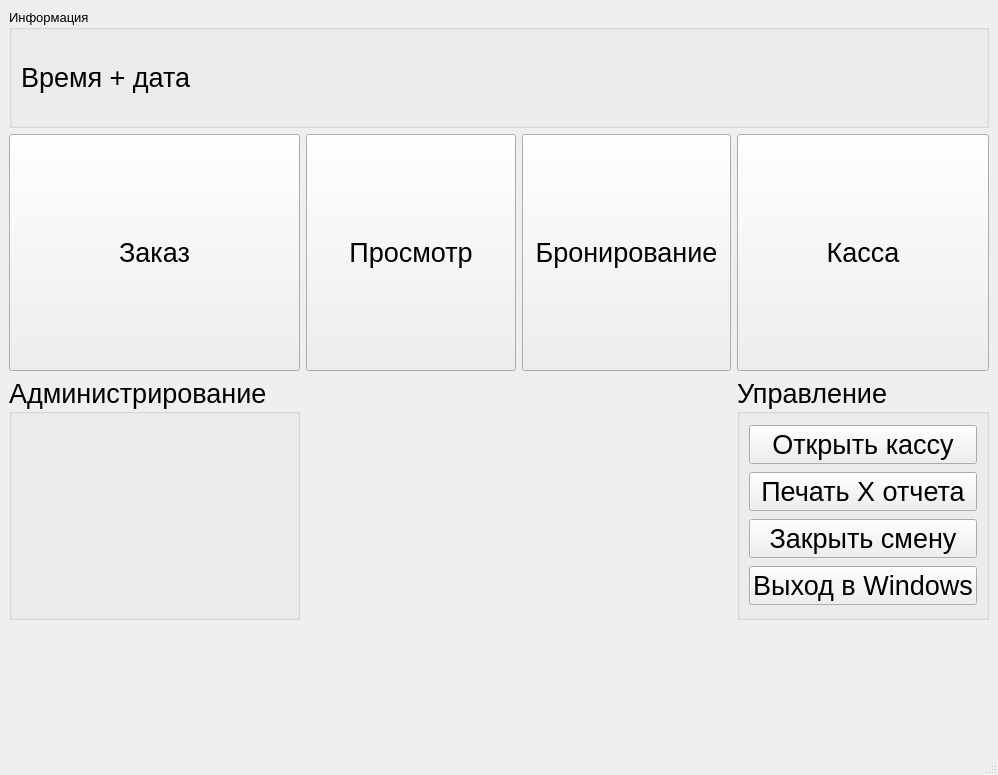
Old version of the form ui/main.ui in the repository DaniilSmirnov/DobroeMesto.
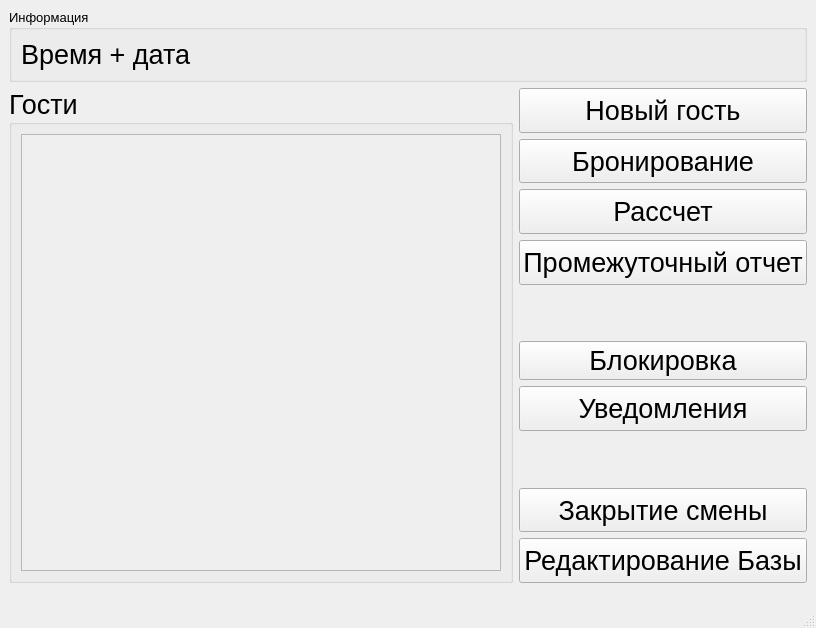
New version of the form.

Commit message: Переделано основное окно

```diff
--- a/ui/main.ui
+++ b/ui/main.ui
@@ -6,8 +6,8 @@
    <rect>
     <x>0</x>
     <y>0</y>
-    <width>998</width>
-    <height>775</height>
+       <width>816</width>
+       <height>628</height>
    </rect>
   </property>
   <property name="sizePolicy">
@@ -16,6 +16,11 @@
     <verstretch>0</verstretch>
    </sizepolicy>
   </property>
+     <property name="font">
+         <font>
+             <pointsize>20</pointsize>
+         </font>
+     </property>
   <property name="windowTitle">
    <string>Main</string>
   </property>
@@ -38,57 +43,8 @@
       <property name="sizeConstraint">
        <enum>QLayout::SetDefaultConstraint</enum>
       </property>
-      <item row="3" column="3" rowspan="2">
-       <widget class="QGroupBox" name="managementgroup">
-        <property name="font">
-         <font>
-          <pointsize>20</pointsize>
-         </font>
-        </property>
-        <property name="title">
-         <string>Управление</string>
-        </property>
-        <layout class="QGridLayout" name="gridLayout_3">
-         <item row="0" column="0">
-          <widget class="QPushButton" name="opencashboxbuttton">
-           <property name="text">
-            <string>Открыть кассу</string>
-           </property>
-          </widget>
-         </item>
-         <item row="2" column="0">
-          <widget class="QPushButton" name="closebutton">
-           <property name="text">
-            <string>Закрыть смену</string>
-           </property>
-          </widget>
-         </item>
-         <item row="1" column="0">
-          <widget class="QPushButton" name="printXbutton">
-           <property name="text">
-            <string>Печать X отчета</string>
-           </property>
-          </widget>
-         </item>
-         <item row="3" column="0">
-          <widget class="QPushButton" name="exitbutton">
-           <property name="text">
-            <string>Выход в Windows</string>
-           </property>
-          </widget>
-         </item>
-        </layout>
-       </widget>
-      </item>
-      <item row="5" column="0">
-       <widget class="QLabel" name="label_2">
-        <property name="text">
-         <string/>
-        </property>
-       </widget>
-      </item>
-      <item row="1" column="2" rowspan="2">
-       <widget class="QPushButton" name="reservebutton">
+         <item row="3" column="3">
+             <widget class="QPushButton" name="cashbox">
         <property name="sizePolicy">
          <sizepolicy hsizetype="Minimum" vsizetype="Minimum">
           <horstretch>0</horstretch>
@@ -101,7 +57,7 @@
          </font>
         </property>
         <property name="text">
-         <string>Бронирование</string>
+            <string>Рассчет</string>
         </property>
        </widget>
       </item>
@@ -131,7 +87,34 @@
         </layout>
        </widget>
       </item>
-      <item row="1" column="0" rowspan="2">
+         <item row="1" column="0" rowspan="10" colspan="3">
+             <widget class="QGroupBox" name="groupBox">
+                 <property name="title">
+                     <string>Гости</string>
+                 </property>
+                 <layout class="QVBoxLayout" name="verticalLayout">
+                     <item>
+                         <widget class="QScrollArea" name="scrollArea">
+                             <property name="widgetResizable">
+                                 <bool>true</bool>
+                             </property>
+                             <widget class="QWidget" name="ordersview">
+                                 <property name="geometry">
+                                     <rect>
+                                         <x>0</x>
+                                         <y>0</y>
+                                         <width>474</width>
+                                         <height>422</height>
+                                     </rect>
+                                 </property>
+                                 <layout class="QGridLayout" name="gridLayout_2"/>
+                             </widget>
+                         </widget>
+                     </item>
+                 </layout>
+             </widget>
+         </item>
+         <item row="1" column="3">
        <widget class="QPushButton" name="orderbutton">
         <property name="sizePolicy">
          <sizepolicy hsizetype="Preferred" vsizetype="Preferred">
@@ -145,12 +128,12 @@
          </font>
         </property>
         <property name="text">
-         <string>Заказ</string>
+            <string>Новый гость</string>
         </property>
        </widget>
       </item>
-      <item row="1" column="1" rowspan="2">
-       <widget class="QPushButton" name="pushButton">
+         <item row="2" column="3">
+             <widget class="QPushButton" name="reservebutton">
         <property name="sizePolicy">
          <sizepolicy hsizetype="Minimum" vsizetype="Minimum">
           <horstretch>0</horstretch>
@@ -163,12 +146,38 @@
          </font>
         </property>
         <property name="text">
-         <string>Просмотр</string>
+            <string>Бронирование</string>
         </property>
        </widget>
       </item>
-      <item row="1" column="3" rowspan="2">
-       <widget class="QPushButton" name="cashbox">
+         <item row="9" column="3">
+             <widget class="QPushButton" name="closedaybutton">
+                 <property name="sizePolicy">
+                     <sizepolicy hsizetype="Minimum" vsizetype="Minimum">
+                         <horstretch>0</horstretch>
+                         <verstretch>0</verstretch>
+                     </sizepolicy>
+                 </property>
+                 <property name="text">
+                     <string>Закрытие смены</string>
+                 </property>
+             </widget>
+         </item>
+         <item row="10" column="3">
+             <widget class="QPushButton" name="adminbutton">
+                 <property name="sizePolicy">
+                     <sizepolicy hsizetype="Minimum" vsizetype="Minimum">
+                         <horstretch>0</horstretch>
+                         <verstretch>0</verstretch>
+                     </sizepolicy>
+                 </property>
+                 <property name="text">
+                     <string>Редактирование Базы</string>
+                 </property>
+             </widget>
+         </item>
+         <item row="7" column="3">
+             <widget class="QPushButton" name="notificationbutton">
         <property name="sizePolicy">
          <sizepolicy hsizetype="Minimum" vsizetype="Minimum">
           <horstretch>0</horstretch>
@@ -181,19 +190,32 @@
          </font>
         </property>
         <property name="text">
-         <string>Касса</string>
+            <string>Уведомления</string>
         </property>
        </widget>
       </item>
-      <item row="3" column="0" rowspan="2">
-       <widget class="QGroupBox" name="groupBox">
+         <item row="4" column="3">
+             <widget class="QPushButton" name="xbutton">
+                 <property name="sizePolicy">
+                     <sizepolicy hsizetype="Minimum" vsizetype="Minimum">
+                         <horstretch>0</horstretch>
+                         <verstretch>0</verstretch>
+                     </sizepolicy>
+                 </property>
         <property name="font">
          <font>
           <pointsize>20</pointsize>
          </font>
         </property>
-        <property name="title">
-         <string>Администрирование</string>
+                 <property name="text">
+                     <string>Промежуточный отчет</string>
+                 </property>
+             </widget>
+         </item>
+         <item row="6" column="3">
+             <widget class="QPushButton" name="screenlockbutton">
+                 <property name="text">
+                     <string>Блокировка</string>
         </property>
        </widget>
       </item>
```
The commit also changes 2 other files.
